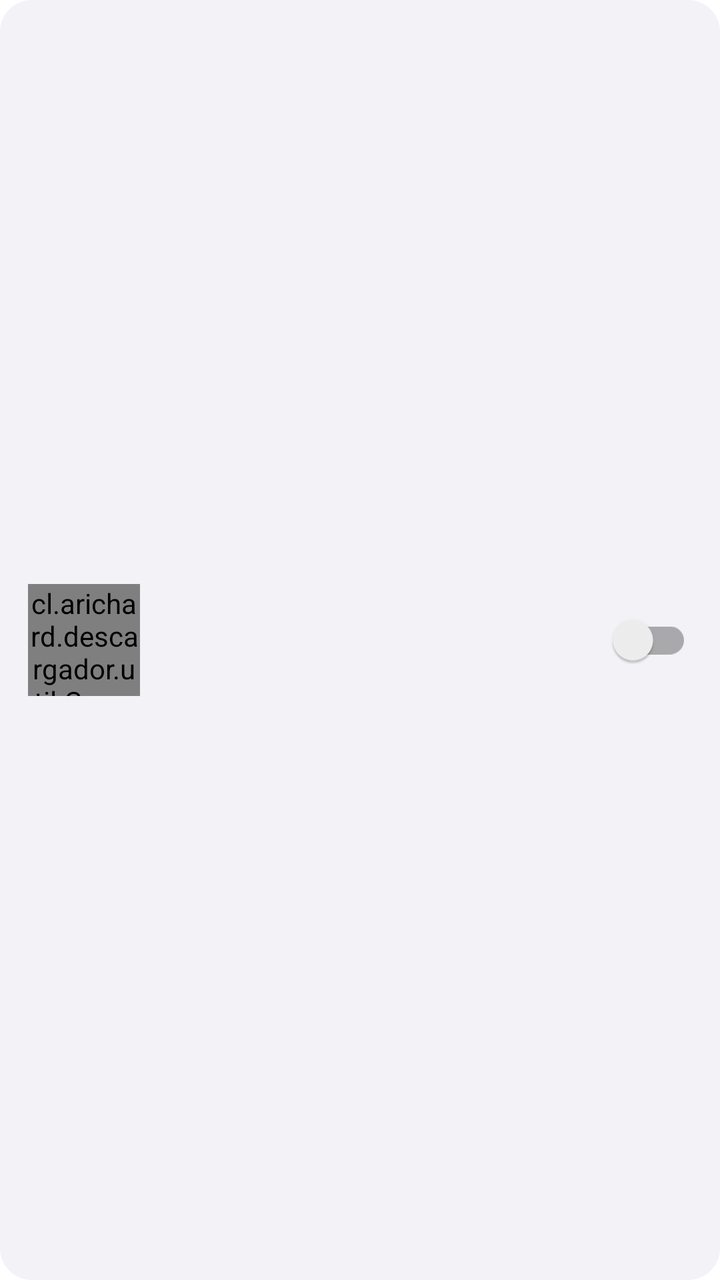
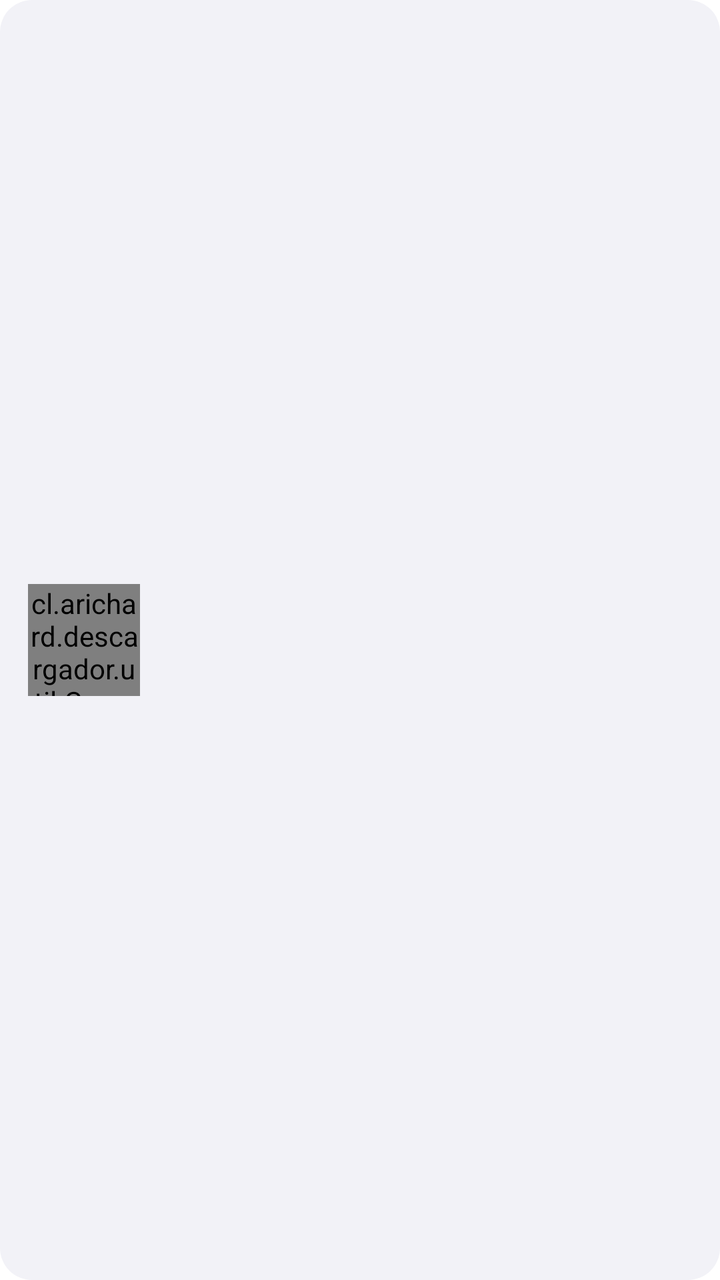

Before-and-after screenshots of an Android layout around one commit, followed by the original layout XML and the change that was made.
<!-- AndroidManifest.xml: application theme Theme.MusicBox -->
<!-- res/layout/item_folder.xml -->
<?xml version="1.0" encoding="utf-8"?>
<LinearLayout xmlns:android="http://schemas.android.com/apk/res/android"
    android:id="@+id/folderItemRoot"
    android:layout_width="match_parent" android:layout_height="wrap_content"
    android:orientation="horizontal" android:gravity="center_vertical"
    android:padding="14dp" android:layout_marginStart="8dp" android:layout_marginEnd="8dp"
    android:layout_marginBottom="6dp" android:background="@drawable/bg_card">
    <cl.arichard.descargador.util.CoverCollageView android:id="@+id/folderCollage"
        android:layout_width="56dp" android:layout_height="56dp"/>
    <LinearLayout android:layout_width="0dp" android:layout_height="wrap_content"
        android:layout_weight="1" android:orientation="vertical" android:layout_marginStart="14dp">
        <TextView android:id="@+id/txtFolderName" android:layout_width="wrap_content"
            android:layout_height="wrap_content" android:textColor="@color/text_primary"
            android:textSize="15sp" android:textStyle="bold"/>
        <TextView android:id="@+id/txtFolderSongCount" android:layout_width="wrap_content"
            android:layout_height="wrap_content" android:layout_marginTop="2dp"
            android:textColor="@color/text_secondary" android:textSize="13sp"/>
    </LinearLayout>
    <androidx.appcompat.widget.SwitchCompat
        android:id="@+id/switchFolderAutoDownload"
        android:layout_width="wrap_content" android:layout_height="36dp"
        android:showText="false" android:contentDescription="Descarga automática"/>
</LinearLayout>
<!-- resources referenced by this layout -->
<resources>
  <style name="Theme.MusicBox" parent="Theme.MaterialComponents.DayNight.NoActionBar">
          <item name="colorPrimary">@color/accent</item>
          <item name="colorPrimaryVariant">@color/accent</item>
          <item name="colorSecondary">@color/accent</item>
          <item name="android:statusBarColor">@color/bg_primary</item>
          <item name="android:navigationBarColor">@color/bg_primary</item>
          <item name="android:windowBackground">@color/bg_primary</item>
          <item name="android:textColorPrimary">@color/text_primary</item>
          <item name="android:textColorSecondary">@color/text_secondary</item>
          <item name="android:windowAnimationStyle">@style/WindowAnim</item>
          <item name="buttonBarPositiveButtonStyle">@style/Widget.MusicBox.DialogButton</item>
          <item name="buttonBarNegativeButtonStyle">@style/Widget.MusicBox.DialogButton</item>
          <item name="buttonBarNeutralButtonStyle">@style/Widget.MusicBox.DialogButton</item>
      </style>
  <style name="Widget.MusicBox.DialogButton" parent="Widget.AppCompat.Button.Borderless">
          <item name="android:background">@drawable/bg_text_button</item>
          <item name="android:textColor">@color/accent</item>
          <item name="android:textAllCaps">false</item>
          <item name="android:gravity">center</item>
          <item name="android:minWidth">84dp</item>
          <item name="android:minHeight">44dp</item>
          <item name="android:layout_margin">4dp</item>
          <item name="android:paddingLeft">12dp</item>
          <item name="android:paddingRight">12dp</item>
      </style>
  <!-- drawable bg_text_button (drawable) -->
  <ripple xmlns:android="http://schemas.android.com/apk/res/android" android:color="#25007AFF">
      <item>
          <shape>
              <solid android:color="@color/bg_card"/>
              <stroke android:width="1dp" android:color="@color/border"/>
              <corners android:radius="24dp"/>
          </shape>
      </item>
  </ripple>
  <!-- unchanged entries left out for length: 8 -->
</resources>

<!-- the commit's change to res/layout/item_folder.xml (unified diff, before → after) -->
@@ -18,6 +18,7 @@
     </LinearLayout>
     <androidx.appcompat.widget.SwitchCompat
         android:id="@+id/switchFolderAutoDownload"
+        android:visibility="gone"
         android:layout_width="wrap_content" android:layout_height="36dp"
         android:showText="false" android:contentDescription="Descarga automática"/>
 </LinearLayout>
<!-- resource entries referenced after the edit -->
@@ -4,37 +4,101 @@
           <item name="colorPrimary">@color/accent</item>
           <item name="colorPrimaryVariant">@color/accent</item>
           <item name="colorSecondary">@color/accent</item>
+          <item name="colorSurface">@color/bg_card</item>
+          <item name="colorOnSurface">@color/text_primary</item>
+          <item name="colorOnBackground">@color/text_primary</item>
+          <item name="android:colorAccent">@color/accent</item>
+          <item name="colorControlNormal">@color/text_secondary</item>
+          <item name="colorControlActivated">@color/accent</item>
           <item name="android:statusBarColor">@color/bg_primary</item>
           <item name="android:navigationBarColor">@color/bg_primary</item>
           <item name="android:windowBackground">@color/bg_primary</item>
           <item name="android:textColorPrimary">@color/text_primary</item>
           <item name="android:textColorSecondary">@color/text_secondary</item>
           <item name="android:windowAnimationStyle">@style/WindowAnim</item>
+          <item name="alertDialogTheme">@style/ThemeOverlay.MusicBox.Dialog</item>
+          <item name="materialAlertDialogTheme">@style/ThemeOverlay.MusicBox.Dialog</item>
+          <item name="popupMenuStyle">@style/Widget.MusicBox.PopupMenu</item>
+          <item name="panelMenuListTheme">@style/ThemeOverlay.MusicBox.PopupMenu</item>
+      </style>
+  <style name="ThemeOverlay.MusicBox.Dialog" parent="ThemeOverlay.MaterialComponents.MaterialAlertDialog">
+          <item name="colorPrimary">@color/accent</item>
+          <item name="colorSecondary">@color/accent</item>
+          <item name="colorSurface">@color/bg_card</item>
+          <item name="colorOnSurface">@color/text_primary</item>
+          <item name="android:colorAccent">@color/accent</item>
+          <item name="android:colorBackground">@color/bg_card</item>
+          <item name="android:textColorPrimary">@color/text_primary</item>
+          <item name="android:textColorSecondary">@color/text_secondary</item>
+          <item name="android:textColorAlertDialogListItem">@color/text_primary</item>
           <item name="buttonBarPositiveButtonStyle">@style/Widget.MusicBox.DialogButton</item>
           <item name="buttonBarNegativeButtonStyle">@style/Widget.MusicBox.DialogButton</item>
           <item name="buttonBarNeutralButtonStyle">@style/Widget.MusicBox.DialogButton</item>
+          <item name="materialAlertDialogTitleTextStyle">@style/TextAppearance.MusicBox.Dialog.Title</item>
+          <item name="shapeAppearanceMediumComponent">@style/ShapeAppearance.MusicBox.Dialog</item>
+          <item name="editTextStyle">@style/Widget.MusicBox.DialogEditText</item>
       </style>
-  <style name="Widget.MusicBox.DialogButton" parent="Widget.AppCompat.Button.Borderless">
-          <item name="android:background">@drawable/bg_text_button</item>
+  <style name="Widget.MusicBox.PopupMenu" parent="Widget.AppCompat.PopupMenu">
+          <item name="android:popupBackground">@drawable/bg_popup_menu</item>
+          <item name="android:dropDownVerticalOffset">4dp</item>
+          <item name="android:dropDownHorizontalOffset">0dp</item>
+      </style>
+  <style name="ThemeOverlay.MusicBox.PopupMenu" parent="ThemeOverlay.AppCompat">
+          <item name="android:colorBackground">@color/bg_elevated</item>
+          <item name="android:textColorPrimary">@color/text_primary</item>
+          <item name="android:textColorSecondary">@color/text_secondary</item>
+          <item name="colorControlNormal">@color/text_primary</item>
+          <item name="textAppearanceLargePopupMenu">@style/TextAppearance.MusicBox.PopupMenu</item>
+          <item name="textAppearanceSmallPopupMenu">@style/TextAppearance.MusicBox.PopupMenu</item>
+      </style>
+  <style name="Widget.MusicBox.DialogButton" parent="Widget.MaterialComponents.Button.TextButton.Dialog">
+          <item name="backgroundTint">@android:color/transparent</item>
+          <item name="android:backgroundTint">@android:color/transparent</item>
           <item name="android:textColor">@color/accent</item>
           <item name="android:textAllCaps">false</item>
+          <item name="android:textStyle">bold</item>
           <item name="android:gravity">center</item>
-          <item name="android:minWidth">84dp</item>
+          <item name="android:minWidth">64dp</item>
           <item name="android:minHeight">44dp</item>
-          <item name="android:layout_margin">4dp</item>
           <item name="android:paddingLeft">12dp</item>
           <item name="android:paddingRight">12dp</item>
+          <item name="rippleColor">@color/dialog_button_ripple</item>
       </style>
-  <!-- drawable bg_text_button (drawable) -->
-  <ripple xmlns:android="http://schemas.android.com/apk/res/android" android:color="#25007AFF">
-      <item>
-          <shape>
-              <solid android:color="@color/bg_card"/>
-              <stroke android:width="1dp" android:color="@color/border"/>
-              <corners android:radius="24dp"/>
-          </shape>
-      </item>
-  </ripple>
+  <style name="TextAppearance.MusicBox.Dialog.Title" parent="MaterialAlertDialog.MaterialComponents.Title.Text">
+          <item name="android:textColor">@color/text_primary</item>
+          <item name="android:textSize">20sp</item>
+          <item name="android:textStyle">bold</item>
+      </style>
+  <style name="ShapeAppearance.MusicBox.Dialog" parent="ShapeAppearance.MaterialComponents.MediumComponent">
+          <item name="cornerFamily">rounded</item>
+          <item name="cornerSize">22dp</item>
+      </style>
+  <style name="Widget.MusicBox.DialogEditText" parent="Widget.AppCompat.EditText">
+          <item name="android:textColor">@color/text_primary</item>
+          <item name="android:textColorHint">@color/text_secondary</item>
+          <item name="android:backgroundTint">@color/accent</item>
+          <item name="android:paddingLeft">16dp</item>
+          <item name="android:paddingRight">16dp</item>
+          <item name="android:minHeight">52dp</item>
+      </style>
+  <!-- drawable bg_popup_menu (drawable) -->
+  <?xml version="1.0" encoding="utf-8"?>
+  <shape xmlns:android="http://schemas.android.com/apk/res/android">
+      <solid android:color="@color/bg_elevated" />
+      <stroke android:width="1dp" android:color="@color/border" />
+      <corners android:radius="16dp" />
+      <padding
+          android:left="4dp"
+          android:top="8dp"
+          android:right="4dp"
+          android:bottom="8dp" />
+  </shape>
+  <color name="bg_elevated">#E5E5EA</color>
+  <style name="TextAppearance.MusicBox.PopupMenu" parent="TextAppearance.AppCompat.Body1">
+          <item name="android:textColor">@color/text_primary</item>
+          <item name="android:textSize">16sp</item>
+      </style>
+  <color name="dialog_button_ripple">#26007AFF</color>
   <!-- unchanged entries left out for length: 8 -->
 </resources>
 
